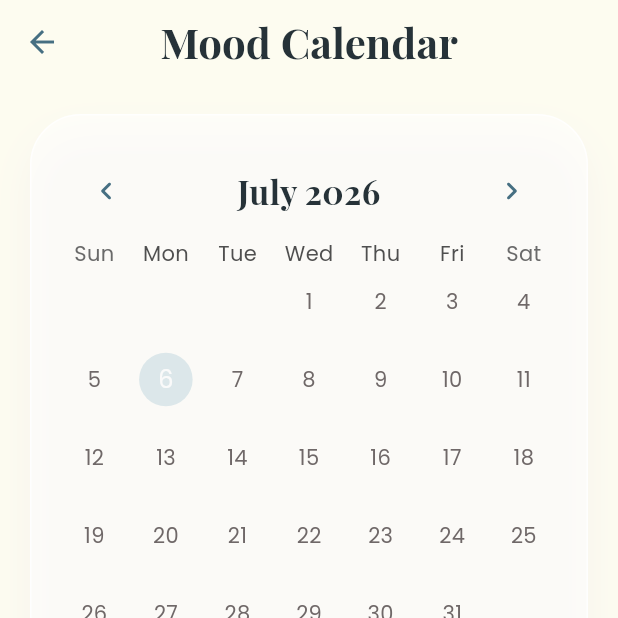
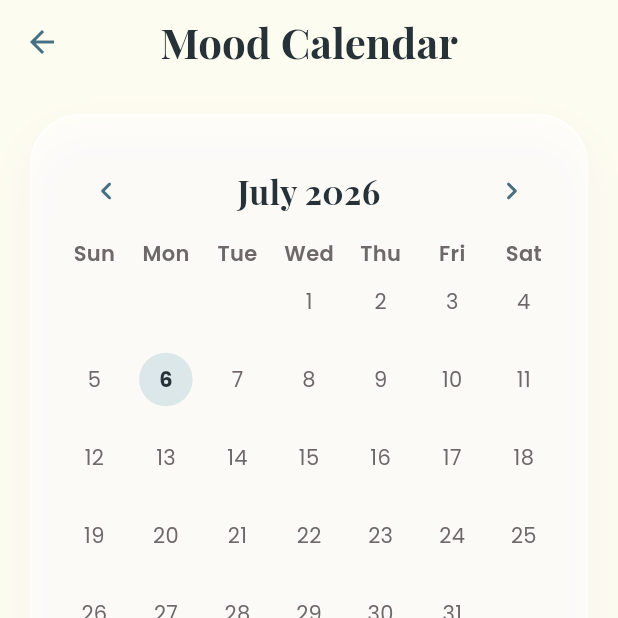
Before and after one commit to aryalsadikshya/mood_tracker, a Flutter app: the MoodCalendarScreen screen opened directly, on a phone screen of 412 x 824 dp, the top half of it. Run offline on Flutter 3.47's test engine with Material 3 defaults, Android fonts, the light colour scheme and no system bars; drawn by our look-alikes of table_calendar; our stand-ins replace cloud_firestore, firebase_auth, firebase_core, fl_chart, flutter_local_notifications, flutter_timezone and 4 more; accounts and stored records are empty.

Commit message:
Implement Night Bloom theme for mood calendar

```diff
--- a/lib/features/insights/mood_calendar_screen.dart
+++ b/lib/features/insights/mood_calendar_screen.dart
@@ -23,19 +23,14 @@ class _MoodCalendarScreenState extends State<MoodCalendarScreen> {
     switch (moodLabel) {
       case "Happy":
         return AppColors.softPink;
-
       case "Calm":
         return AppColors.mint;
-
       case "Okay":
         return AppColors.warmYellow;
-
       case "Low":
         return AppColors.paleBlue;
-
       case "Stressed":
         return AppColors.softPurple;
-
       default:
         return AppColors.border;
     }
@@ -43,11 +38,12 @@ class _MoodCalendarScreenState extends State<MoodCalendarScreen> {
 
   @override
   Widget build(BuildContext context) {
+    final isDark = Theme.of(context).brightness == Brightness.dark;
+
     return Scaffold(
-      backgroundColor: AppColors.cream,
-
+      backgroundColor: Theme.of(context).scaffoldBackgroundColor,
       appBar: AppBar(
-        backgroundColor: AppColors.cream,
+        backgroundColor: isDark ? AppColors.nightBackground : AppColors.cream,
         elevation: 0,
         centerTitle: true,
         title: Text(
@@ -55,11 +51,10 @@ class _MoodCalendarScreenState extends State<MoodCalendarScreen> {
           style: GoogleFonts.playfairDisplay(
             fontSize: 28,
             fontWeight: FontWeight.w700,
-            color: AppColors.textDark,
+            color: isDark ? AppColors.nightText : AppColors.textDark,
           ),
         ),
       ),
-
       body: StreamBuilder<List<MoodModel>>(
         stream: moodService.getMoods(),
         builder: (context, snapshot) {
@@ -70,14 +65,20 @@ class _MoodCalendarScreenState extends State<MoodCalendarScreen> {
             child: Container(
               padding: const EdgeInsets.all(18),
               decoration: BoxDecoration(
-                color: Colors.white.withOpacity(0.55),
+                color: isDark
+                    ? AppColors.nightCard
+                    : Colors.white.withOpacity(0.55),
                 borderRadius: BorderRadius.circular(34),
                 border: Border.all(
-                  color: Colors.white.withOpacity(0.8),
+                  color: isDark
+                      ? AppColors.nightBorder
+                      : Colors.white.withOpacity(0.8),
                 ),
                 boxShadow: [
                   BoxShadow(
-                    color: AppColors.softPurple.withOpacity(0.12),
+                    color: isDark
+                        ? Colors.black.withOpacity(0.24)
+                        : AppColors.softPurple.withOpacity(0.12),
                     blurRadius: 24,
                     offset: const Offset(0, 14),
                   ),
@@ -87,68 +88,85 @@ class _MoodCalendarScreenState extends State<MoodCalendarScreen> {
                 focusedDay: focusedDay,
                 firstDay: DateTime.utc(2024),
                 lastDay: DateTime.utc(2030),
-
                 selectedDayPredicate: (day) {
                   return isSameDay(selectedDay, day);
                 },
-
                 onDaySelected: (selected, focused) {
                   setState(() {
                     selectedDay = selected;
                     focusedDay = focused;
                   });
                 },
-
                 calendarStyle: CalendarStyle(
                   outsideDaysVisible: false,
-
                   todayDecoration: BoxDecoration(
-                    color: AppColors.lakeBlue.withOpacity(0.25),
+                    color: isDark
+                        ? AppColors.nightBlue.withOpacity(0.34)
+                        : AppColors.lakeBlue.withOpacity(0.25),
                     shape: BoxShape.circle,
                   ),
-
-                  selectedDecoration: const BoxDecoration(
-                    color: AppColors.lakeBlue,
+                  selectedDecoration: BoxDecoration(
+                    color: isDark ? AppColors.nightBlue : AppColors.lakeBlue,
                     shape: BoxShape.circle,
                   ),
-
                   selectedTextStyle: const TextStyle(
                     color: Colors.white,
                     fontWeight: FontWeight.bold,
                   ),
-
+                  todayTextStyle: GoogleFonts.poppins(
+                    color: isDark ? AppColors.nightText : AppColors.textDark,
+                    fontWeight: FontWeight.w700,
+                  ),
                   defaultTextStyle: GoogleFonts.poppins(
-                    color: AppColors.textDark,
+                    color: isDark ? AppColors.nightText : AppColors.textDark,
                     fontSize: 13,
                   ),
-
                   weekendTextStyle: GoogleFonts.poppins(
-                    color: AppColors.textDark,
+                    color: isDark ? AppColors.nightText : AppColors.textDark,
                     fontSize: 13,
                   ),
+                  disabledTextStyle: GoogleFonts.poppins(
+                    color: isDark
+                        ? AppColors.nightTextSoft.withOpacity(0.35)
+                        : AppColors.textSoft.withOpacity(0.45),
+                  ),
+                  outsideTextStyle: GoogleFonts.poppins(
+                    color: isDark
+                        ? AppColors.nightTextSoft.withOpacity(0.30)
+                        : AppColors.textSoft.withOpacity(0.40),
+                  ),
                 ),
-
+                daysOfWeekStyle: DaysOfWeekStyle(
+                  weekdayStyle: GoogleFonts.poppins(
+                    color: isDark
+                        ? AppColors.nightTextSoft
+                        : AppColors.textSoft,
+                    fontWeight: FontWeight.w600,
+                  ),
+                  weekendStyle: GoogleFonts.poppins(
+                    color: isDark
+                        ? AppColors.nightTextSoft
+                        : AppColors.textSoft,
+                    fontWeight: FontWeight.w600,
+                  ),
+                ),
                 headerStyle: HeaderStyle(
                   titleCentered: true,
                   formatButtonVisible: false,
-
                   titleTextStyle: GoogleFonts.playfairDisplay(
                     fontSize: 22,
                     fontWeight: FontWeight.w700,
-                    color: AppColors.textDark,
+                    color: isDark ? AppColors.nightText : AppColors.textDark,
                   ),
-
-                  leftChevronIcon: const Icon(
+                  leftChevronIcon: Icon(
                     Icons.chevron_left_rounded,
-                    color: AppColors.deepBlue,
+                    color: isDark ? AppColors.nightBlue : AppColors.deepBlue,
                   ),
-
-                  rightChevronIcon: const Icon(
+                  rightChevronIcon: Icon(
                     Icons.chevron_right_rounded,
-                    color: AppColors.deepBlue,
+                    color: isDark ? AppColors.nightBlue : AppColors.deepBlue,
                   ),
                 ),
-
                 calendarBuilders: CalendarBuilders(
                   defaultBuilder: (context, day, focusedDay) {
                     MoodModel? moodForDay;
@@ -165,7 +183,9 @@ class _MoodCalendarScreenState extends State<MoodCalendarScreen> {
                         child: Text(
                           "${day.day}",
                           style: GoogleFonts.poppins(
-                            color: AppColors.textSoft,
+                            color: isDark
+                                ? AppColors.nightTextSoft
+                                : AppColors.textSoft,
                           ),
                         ),
                       );
@@ -174,15 +194,26 @@ class _MoodCalendarScreenState extends State<MoodCalendarScreen> {
                     return Container(
                       margin: const EdgeInsets.all(6),
                       decoration: BoxDecoration(
-                        color: getMoodColor(moodForDay.moodLabel),
+                        color: getMoodColor(moodForDay.moodLabel)
+                            .withOpacity(isDark ? 0.82 : 1),
                         shape: BoxShape.circle,
+                        boxShadow: [
+                          BoxShadow(
+                            color: getMoodColor(moodForDay.moodLabel)
+                                .withOpacity(isDark ? 0.18 : 0.16),
+                            blurRadius: 10,
+                            offset: const Offset(0, 5),
+                          ),
+                        ],
                       ),
                       alignment: Alignment.center,
                       child: Text(
                         "${day.day}",
                         style: GoogleFonts.poppins(
                           fontWeight: FontWeight.w600,
-                          color: AppColors.textDark,
+                          color: isDark
+                              ? AppColors.nightBackground
+                              : AppColors.textDark,
                         ),
                       ),
                     );
```
